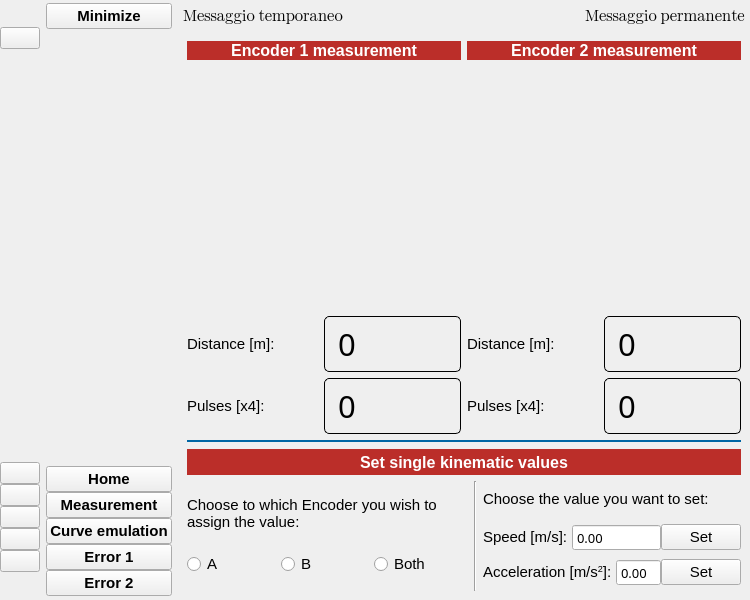
saimoncollaku/GITSIM-application, file ui/window.ui: the form before one commit.
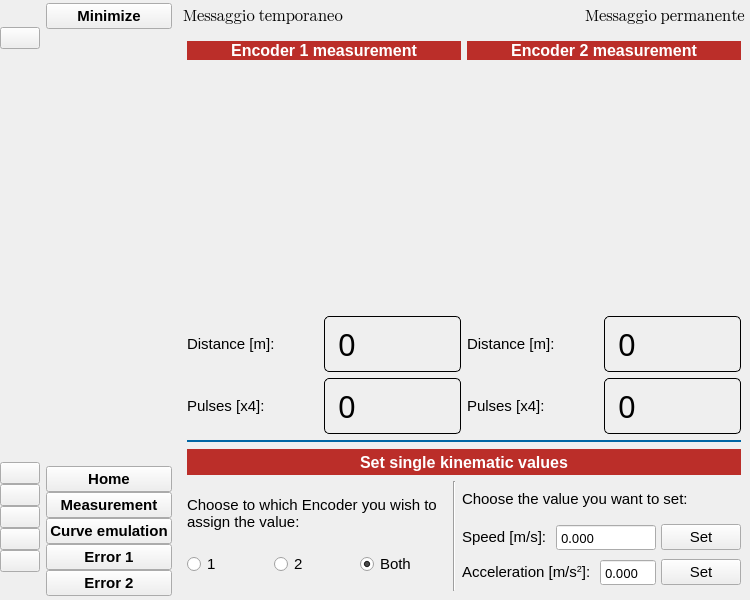
The form after the commit. The open tabs and pages were chosen to show the change. Icons and pictures are not drawn. Custom widgets are drawn as their Qt base class.

Patch:
```diff
--- a/ui/window.ui
+++ b/ui/window.ui
@@ -1598,7 +1598,7 @@
                       </font>
                      </property>
                      <property name="text">
-                      <string>A</string>
+                      <string>1</string>
                      </property>
                     </widget>
                    </item>
@@ -1610,7 +1610,7 @@
                       </font>
                      </property>
                      <property name="text">
-                      <string>B</string>
+                      <string>2</string>
                      </property>
                     </widget>
                    </item>
@@ -1624,6 +1624,9 @@
                      <property name="text">
                       <string>Both</string>
                      </property>
+                     <property name="checked">
+                      <bool>true</bool>
+                     </property>
                     </widget>
                    </item>
                   </layout>
@@ -1666,7 +1669,7 @@
                  <item>
                   <layout class="QHBoxLayout" name="horizontalLayout_6">
                    <property name="spacing">
-                    <number>0</number>
+                    <number>5</number>
                    </property>
                    <item>
                     <widget class="QLabel" name="label_3">
@@ -1701,9 +1704,24 @@
                        <pointsize>10</pointsize>
                       </font>
                      </property>
+                     <property name="autoFillBackground">
+                      <bool>false</bool>
+                     </property>
                      <property name="buttonSymbols">
                       <enum>QAbstractSpinBox::ButtonSymbols::NoButtons</enum>
                      </property>
+                     <property name="showGroupSeparator" stdset="0">
+                      <bool>false</bool>
+                     </property>
+                     <property name="decimals">
+                      <number>3</number>
+                     </property>
+                     <property name="minimum">
+                      <double>-150.000000000000000</double>
+                     </property>
+                     <property name="maximum">
+                      <double>150.000000000000000</double>
+                     </property>
                     </widget>
                    </item>
                    <item>
@@ -1730,7 +1748,7 @@
                  <item>
                   <layout class="QHBoxLayout" name="horizontalLayout_7">
                    <property name="spacing">
-                    <number>0</number>
+                    <number>5</number>
                    </property>
                    <property name="bottomMargin">
                     <number>5</number>
@@ -1770,6 +1788,15 @@
                      <property name="buttonSymbols">
                       <enum>QAbstractSpinBox::ButtonSymbols::NoButtons</enum>
                      </property>
+                     <property name="decimals">
+                      <number>3</number>
+                     </property>
+                     <property name="minimum">
+                      <double>-20.000000000000000</double>
+                     </property>
+                     <property name="maximum">
+                      <double>20.000000000000000</double>
+                     </property>
                     </widget>
                    </item>
                    <item>
```
Left out of the diff: 16 changed lines with no effect on the pictures.
